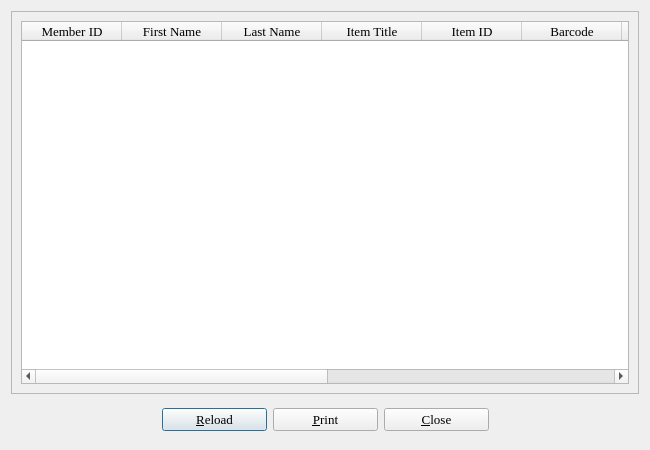
Qt form history.ui (textbrowser/biblioteq) before a commit.
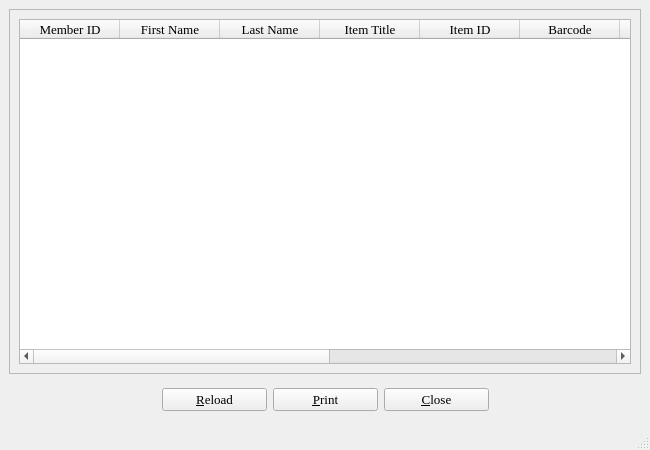
The same form after that commit. Icons and pictures are not drawn.

Diff of the .ui file:
```diff
--- a/history.ui
+++ b/history.ui
@@ -1,6 +1,6 @@
 <ui version="4.0" >
  <class>historyDialog</class>
- <widget class="QDialog" name="historyDialog" >
+ <widget class="QMainWindow" name="historyDialog" >
   <property name="geometry" >
    <rect>
     <x>0</x>
@@ -15,12 +15,6 @@
     <height>450</height>
    </size>
   </property>
-  <property name="maximumSize" >
-   <size>
-    <width>16777215</width>
-    <height>16777215</height>
-   </size>
-  </property>
   <property name="font" >
    <font>
     <family>Times</family>
@@ -30,9 +24,7 @@
   <property name="windowTitle" >
    <string>BiblioteQ: Member's Reservation History</string>
   </property>
-  <property name="sizeGripEnabled" >
-   <bool>false</bool>
-  </property>
+  <widget class="QWidget" name="centralwidget" >
   <layout class="QVBoxLayout" >
    <item>
     <widget class="QFrame" name="frame" >
@@ -267,14 +259,8 @@
    </item>
   </layout>
  </widget>
- <tabstops>
-  <tabstop>table</tabstop>
-  <tabstop>prevTool</tabstop>
-  <tabstop>reloadButton</tabstop>
-  <tabstop>printButton</tabstop>
-  <tabstop>cancelButton</tabstop>
-  <tabstop>nextTool</tabstop>
- </tabstops>
+  <widget class="QStatusBar" name="statusbar" />
+ </widget>
  <resources/>
  <connections>
   <connection>
```
Left out of the diff: 8 changed lines with no effect on the pictures. Lines whose indentation alone changed are shown as unchanged.
